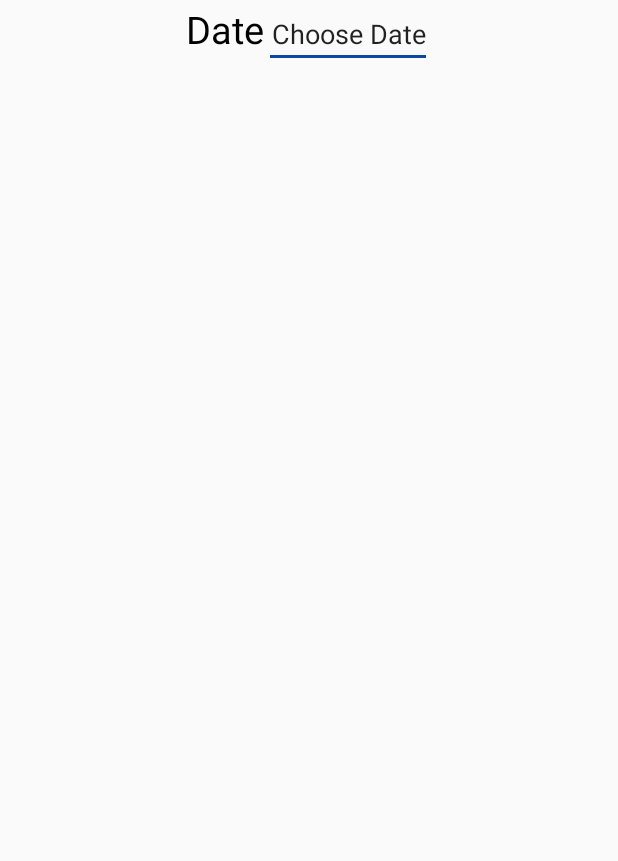
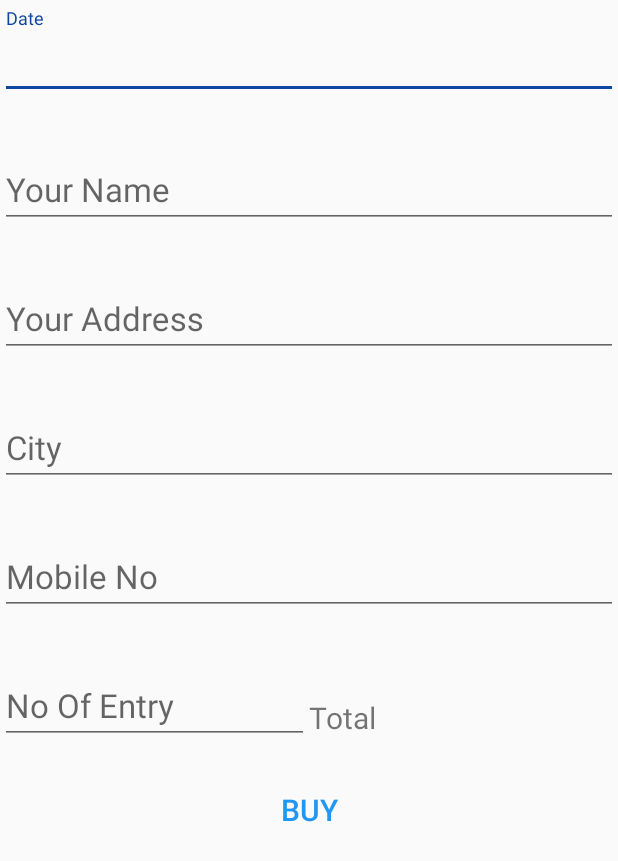
Before and after one commit to ahripon107/tourbangla, an Android app: the layout layout_book_person.xml on its own in the app's theme, with its tools: preview values and no code run, on a phone screen of 412 x 824 dp. Shown: the top 861 px of the screen. Run offline under Robolectric (Android 15) with nearby library versions, the phone set to English and light mode, and no system bars.

Commit message:
Update buy layout

```diff
--- a/app/src/main/res/layout/layout_book_person.xml
+++ b/app/src/main/res/layout/layout_book_person.xml
@@ -1,26 +1,140 @@
 <?xml version="1.0" encoding="utf-8"?>
-<LinearLayout xmlns:android="http://schemas.android.com/apk/res/android"
-    android:orientation="vertical" android:layout_width="match_parent"
+<ScrollView xmlns:android="http://schemas.android.com/apk/res/android"
+    android:layout_width="match_parent"
     android:layout_height="match_parent">
 
     <LinearLayout
-        android:gravity="center_horizontal"
         android:layout_width="match_parent"
         android:layout_height="wrap_content"
-        android:orientation="horizontal">
-        <TextView
-            android:textSize="25sp"
-            android:text="Date"
-            android:textColor="@color/Black"
+        android:orientation="vertical">
+
+        <android.support.design.widget.TextInputLayout
+            android:layout_width="match_parent"
+            android:layout_height="wrap_content"
+            android:layout_marginBottom="20dp"
+            android:layout_marginTop="5dp">
+
+            <EditText
+                android:id="@+id/et_choose_date"
+                android:layout_width="match_parent"
+                android:layout_height="wrap_content"
+                android:hint="Date"
+                android:inputType="textCapWords"
+                android:maxLength="50"
+                android:textAppearance="?android:attr/textAppearanceLarge" />
+
+        </android.support.design.widget.TextInputLayout>
+
+
+        <android.support.design.widget.TextInputLayout
+            android:layout_width="match_parent"
+            android:layout_height="wrap_content"
+            android:layout_marginBottom="20dp"
+            android:layout_marginTop="5dp">
+
+            <EditText
+                android:id="@+id/et_person_name"
+                android:layout_width="match_parent"
+                android:layout_height="wrap_content"
+                android:hint="Your Name"
+                android:inputType="textCapWords"
+                android:maxLength="50"
+                android:textAppearance="?android:attr/textAppearanceLarge" />
+
+        </android.support.design.widget.TextInputLayout>
+
+        <android.support.design.widget.TextInputLayout
+            android:layout_width="match_parent"
+            android:layout_height="wrap_content"
+            android:layout_marginBottom="20dp"
+            android:layout_marginTop="5dp">
+
+            <EditText
+                android:id="@+id/et_address"
+                android:layout_width="match_parent"
+                android:layout_height="wrap_content"
+                android:hint="Your Address"
+                android:inputType="textCapWords"
+                android:maxLength="50"
+                android:textAppearance="?android:attr/textAppearanceLarge" />
+
+        </android.support.design.widget.TextInputLayout>
+
+        <android.support.design.widget.TextInputLayout
+            android:layout_width="match_parent"
+            android:layout_height="wrap_content"
+            android:layout_marginBottom="20dp"
+            android:layout_marginTop="5dp">
+
+            <EditText
+                android:id="@+id/et_city"
+                android:layout_width="match_parent"
+                android:layout_height="wrap_content"
+                android:hint="City"
+                android:inputType="textCapWords"
+                android:maxLength="50"
+                android:textAppearance="?android:attr/textAppearanceLarge" />
+
+        </android.support.design.widget.TextInputLayout>
+
+        <android.support.design.widget.TextInputLayout
+            android:layout_width="match_parent"
+            android:layout_height="wrap_content"
+            android:layout_marginBottom="20dp"
+            android:layout_marginTop="5dp">
+
+            <EditText
+                android:id="@+id/et_mobile_no"
+                android:layout_width="match_parent"
+                android:layout_height="wrap_content"
+                android:hint="Mobile No"
+                android:inputType="textCapWords"
+                android:maxLength="50"
+                android:textAppearance="?android:attr/textAppearanceLarge" />
+
+        </android.support.design.widget.TextInputLayout>
+
+        <LinearLayout
+            android:layout_width="match_parent"
+            android:layout_height="wrap_content"
+            android:orientation="horizontal">
+
+            <android.support.design.widget.TextInputLayout
+                android:layout_width="0dp"
+                android:layout_height="wrap_content"
+                android:layout_marginBottom="20dp"
+                android:layout_marginTop="5dp"
+                android:layout_weight="1">
+
+                <EditText
+                    android:id="@+id/et_no_of_entry"
+                    android:layout_width="match_parent"
+                    android:layout_height="wrap_content"
+                    android:hint="No Of Entry"
+                    android:inputType="textCapWords"
+                    android:maxLength="50"
+                    android:textAppearance="?android:attr/textAppearanceLarge" />
+
+            </android.support.design.widget.TextInputLayout>
+
+            <TextView
+                android:layout_width="0dp"
+                android:layout_height="wrap_content"
+                android:layout_gravity="center_vertical"
+                android:layout_marginTop="5dp"
+                android:layout_weight="1"
+                android:text="Total"
+                android:textSize="20sp" />
+        </LinearLayout>
+
+        <Button
             android:layout_width="wrap_content"
-            android:layout_height="wrap_content" />
+            android:layout_height="wrap_content"
+            android:layout_gravity="center_horizontal"
+            android:background="@android:color/transparent"
+            android:textColor="@color/colorPrimary"
+            android:textSize="20sp"
+            android:text="BUY" />
 
-        <EditText
-            android:id="@+id/et_choose_date"
-            android:paddingLeft="5dp"
-            android:text="Choose Date"
-            android:layout_width="wrap_content"
-            android:layout_height="wrap_content" />
     </LinearLayout>
-
-</LinearLayout>
+</ScrollView>
```
